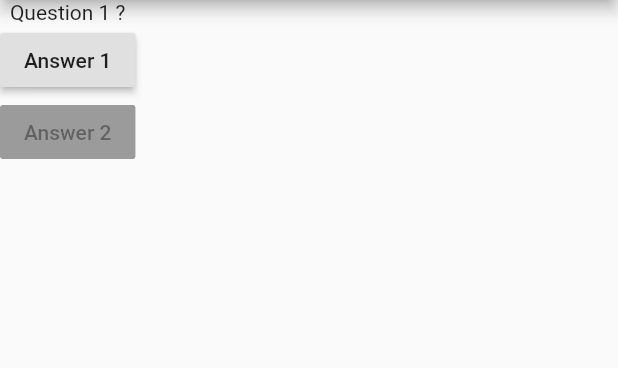
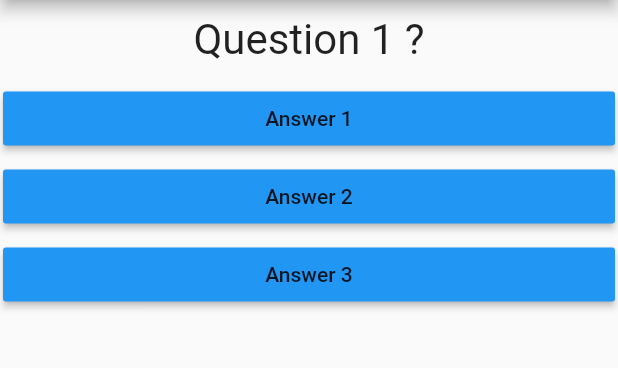
Before and after one commit to karthickai/flutter_quiz, a Flutter app: the screen it shows after launch, on a phone screen of 412 x 824 dp, the part 84-452 px from its top. Run offline on Flutter 3.47's test engine with Material 2 defaults, Android fonts, the phone set to English and light mode, and no system bars.

Commit message:
multiple files added

```diff
--- /dev/null
+++ b/lib/answer.dart
@@ -0,0 +1,21 @@
+import 'package:flutter/material.dart';
+
+class Answer extends StatelessWidget {
+  final Function selector;
+  final String answerName;
+
+  Answer(this.selector, this.answerName);
+
+  @override
+  Widget build(BuildContext context) {
+    return Container(
+      width: double.infinity,
+      margin: EdgeInsets.all(2),
+      child: RaisedButton(
+        color: Colors.blue,
+        child: Text(answerName),
+        onPressed: selector,
+      ),
+    );
+  }
+}
--- a/lib/main.dart
+++ b/lib/main.dart
@@ -1,4 +1,7 @@
 import 'package:flutter/material.dart';
+
+import './question.dart';
+import './answer.dart';
 
 void main(List<String> args) {
   runApp(MyApp());
@@ -15,13 +18,14 @@ class MyApp extends StatefulWidget {
 class MyAppState extends State<MyApp> {
   int questionIndex = 0;
 
-  void answerButton(){
+  void answerButton() {
     setState(() {
-     questionIndex++;
+      questionIndex++;
     });
     print(questionIndex);
   }
-  var questions = ['Question 1 ?', 'Question 2', 'Question 3'];
+
+  var questions = ['Question 1 ?', 'Question 2 ?', 'Question 3 ?'];
 
   Widget build(BuildContext context) {
     return MaterialApp(
@@ -31,15 +35,10 @@ class MyAppState extends State<MyApp> {
         ),
         body: Column(
           children: <Widget>[
-            Text(questions[questionIndex]),
-            RaisedButton(
-              child: Text('Answer 1'),
-              onPressed: answerButton,
-            ),
-            RaisedButton(
-              child: Text('Answer 2'),
-              onPressed: null,
-            ),
+            Question(questions[questionIndex]),
+            Answer(answerButton, 'Answer 1'),
+            Answer(answerButton, 'Answer 2'),
+            Answer(answerButton, 'Answer 3'),
           ],
         ),
       ),
--- /dev/null
+++ b/lib/question.dart
@@ -0,0 +1,20 @@
+import 'package:flutter/material.dart';
+
+class Question extends StatelessWidget {
+  final String question;
+
+  Question(this.question);
+
+  @override
+  Widget build(BuildContext context) {
+    return Container(
+      width: double.infinity,
+      margin: EdgeInsets.all(10),
+      child: Text(
+        question,
+        style: TextStyle(fontSize: 28),
+        textAlign: TextAlign.center,
+      ),
+    );
+  }
+}
```
